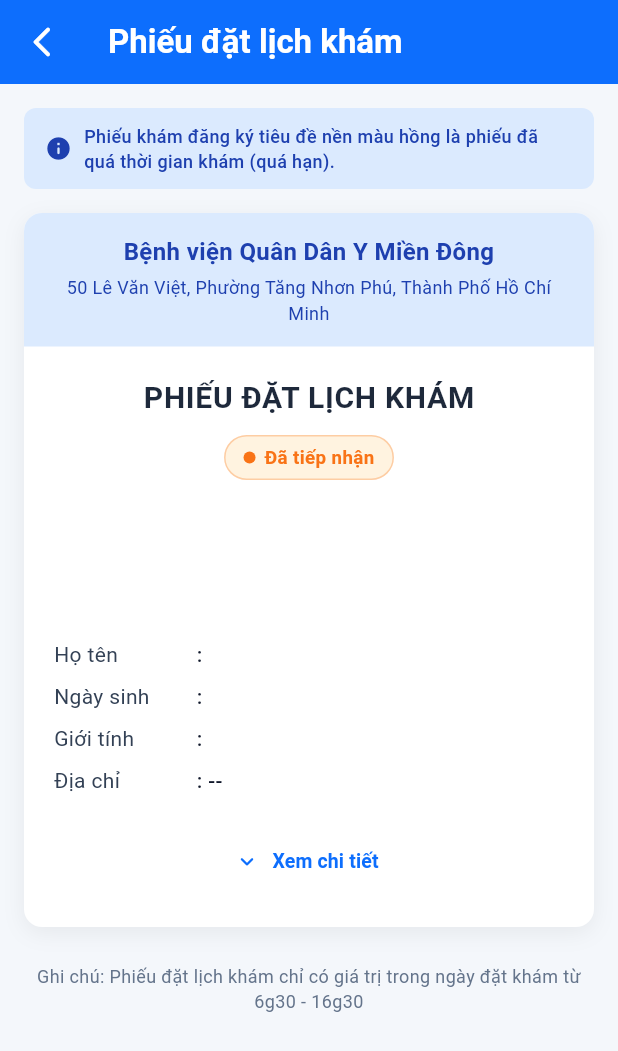
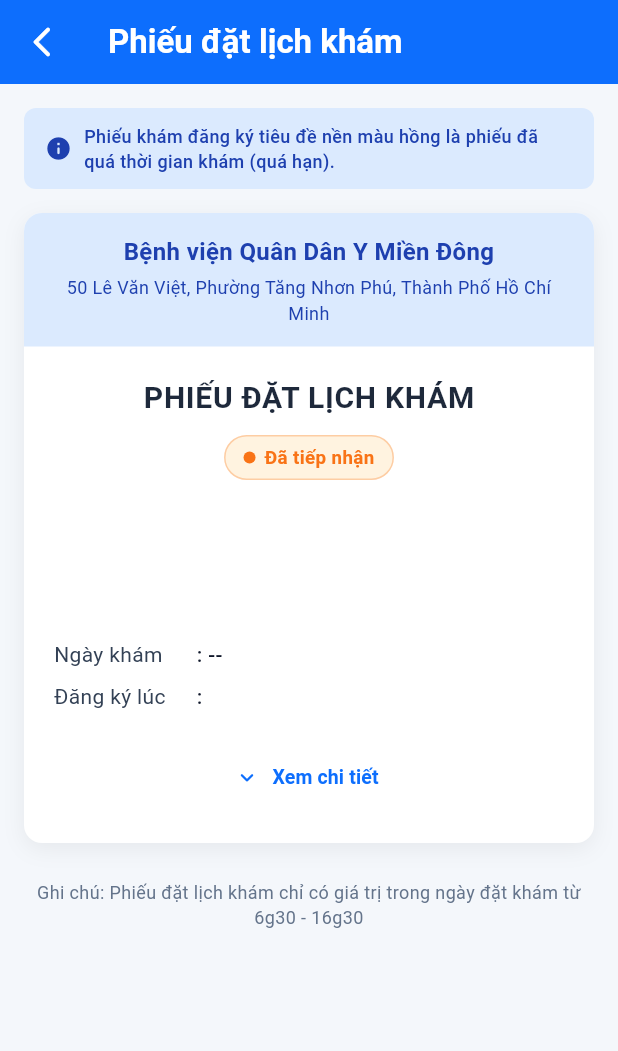
Before and after one commit to pngocthuan1/MienDong7C, a Flutter app: the MedicalTicketView widget shown alone on an empty page, opened directly with empty values, after a tap on "Thu gọn", on a phone screen of 412 x 824 dp. Shown: the top 1051 px of the screen. Run offline on Flutter 3.47's test engine with Material 3 defaults, Android fonts, the phone set to English and light mode, and no system bars; our stand-ins replace audioplayers, barcode_widget, connectivity_plus, device_info_plus, dio, file_picker and 11 more; missing offline and left inert: dart:html, dart:ui_web, flutter_pdfview, mobile_scanner, network_info_plus; accounts and stored records are empty; network calls fail.

Commit message:
Cập nhật đổi các hàng phiếu khám và chi tiết phiếu khám

```diff
--- a/lib/features/patients/presentation/views/MedicalTicketView.dart
+++ b/lib/features/patients/presentation/views/MedicalTicketView.dart
@@ -323,40 +323,7 @@
                       ),
                       const SizedBox(height: 20),
 
-                      // --- CHẾ ĐỘ THU GỌN (MẶC ĐỊNH) ---
-                      // Thứ tự spec: HoTen -> SoCcHc -> NgayCap -> NgaySinh -> GioiTinh -> DiaChi -> DienThoai
-                      _DetailRow(label: 'Họ tên', value: ticket.patientName),
-                      if (ticket.soCcHc != null && ticket.soCcHc!.isNotEmpty)
-                        _DetailRow(label: 'CCCD/HC', value: ticket.soCcHc!)
-                      else if (ticket.insuranceText.isNotEmpty)
-                        _DetailRow(label: 'Mã số/Thẻ', value: ticket.insuranceText),
-                      if (ticket.ngayCap != null && ticket.ngayCap!.isNotEmpty)
-                        _DetailRow(
-                          label: 'Ngày cấp',
-                          value: DateTimeConverter.toVnDate(ticket.ngayCap) ?? ticket.ngayCap!,
-                        ),
-                      _DetailRow(
-                        label: 'Ngày sinh',
-                        value: (ticket.dateOfBirth != null && ticket.dateOfBirth!.isNotEmpty)
-                            ? (DateTimeConverter.toVnDate(ticket.dateOfBirth) ?? ticket.dateOfBirth!)
-                            : ticket.birthYear,
-                      ),
-                      _DetailRow(label: 'Giới tính', value: ticket.gender),
-                      _DetailRow(label: 'Địa chỉ', value: finalAddress.isNotEmpty ? finalAddress : '--'),
-                      if (ticket.phoneNumber != null && ticket.phoneNumber!.isNotEmpty)
-                        _DetailRow(label: 'Điện thoại', value: ticket.phoneNumber!),
-
-                      // --- CHẾ ĐỘ ĐẦY ĐỦ (KHI BẤM "XEM CHI TIẾT") ---
-                      AnimatedSize(
-                        duration: const Duration(milliseconds: 300),
-                        curve: Curves.easeInOut,
-                        child: isExpanded
-                            ? Column(
-                                children: [
-                                  const SizedBox(height: 10),
-                                  const Divider(color: Color(0xFFE2E8F0), thickness: 1),
-                                  const SizedBox(height: 10),
-
+                      // --- KHỐI 1: THÔNG TIN KHÁM (DỜI LÊN TRƯỚC, LUÔN HIỂN THỊ) ---
                       _DetailRow(
                         label: 'Ngày khám',
                         value: DateTimeConverter.formatNgayGioKhamBullet(
@@ -412,6 +379,38 @@
                       ),
                       if (ticket.dangKyGiup != null && ticket.dangKyGiup!.isNotEmpty)
                         _DetailRow(label: 'Đăng ký giúp', value: ticket.dangKyGiup!),
+
+                      // --- KHỐI 2: THÔNG TIN CÁ NHÂN (DỜI XUỐNG SAU, ẨN/HIỆN QUA NÚT "XEM CHI TIẾT" / "THU GỌN") ---
+                      AnimatedSize(
+                        duration: const Duration(milliseconds: 300),
+                        curve: Curves.easeInOut,
+                        child: isExpanded
+                            ? Column(
+                                children: [
+                                  const SizedBox(height: 10),
+                                  const Divider(color: Color(0xFFE2E8F0), thickness: 1),
+                                  const SizedBox(height: 10),
+
+                                  _DetailRow(label: 'Họ tên', value: ticket.patientName),
+                                  if (ticket.soCcHc != null && ticket.soCcHc!.isNotEmpty)
+                                    _DetailRow(label: 'CCCD/HC', value: ticket.soCcHc!)
+                                  else if (ticket.insuranceText.isNotEmpty)
+                                    _DetailRow(label: 'Mã số/Thẻ', value: ticket.insuranceText),
+                                  if (ticket.ngayCap != null && ticket.ngayCap!.isNotEmpty)
+                                    _DetailRow(
+                                      label: 'Ngày cấp',
+                                      value: DateTimeConverter.toVnDate(ticket.ngayCap) ?? ticket.ngayCap!,
+                                    ),
+                                  _DetailRow(
+                                    label: 'Ngày sinh',
+                                    value: (ticket.dateOfBirth != null && ticket.dateOfBirth!.isNotEmpty)
+                                        ? (DateTimeConverter.toVnDate(ticket.dateOfBirth) ?? ticket.dateOfBirth!)
+                                        : ticket.birthYear,
+                                  ),
+                                  _DetailRow(label: 'Giới tính', value: ticket.gender),
+                                  _DetailRow(label: 'Địa chỉ', value: finalAddress.isNotEmpty ? finalAddress : '--'),
+                                  if (ticket.phoneNumber != null && ticket.phoneNumber!.isNotEmpty)
+                                    _DetailRow(label: 'Điện thoại', value: ticket.phoneNumber!),
                                 ],
                               )
                             : const SizedBox.shrink(),
```
Also changed, not shown: lib/features/patients/data/repositories/PortalRepositoryImpl.dart (+6 -2 lines), lib/features/patients/presentation/views/AppointmentBookingView.dart (+39 -28 lines). Lines whose indentation alone changed are shown as unchanged.
